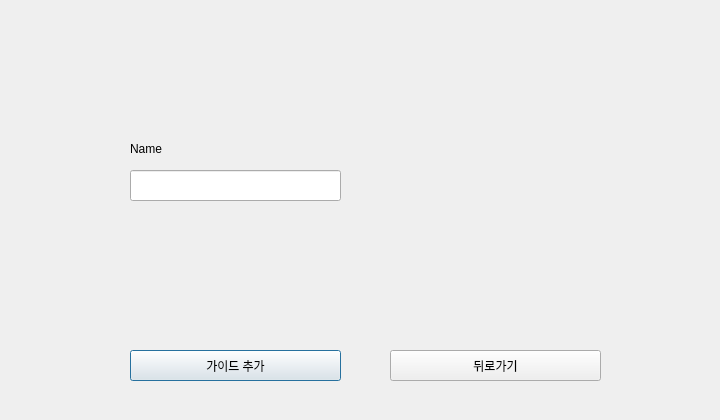
This is server/guide_add.ui in a-bnb/travel as Qt 5 draws it before an edit. The edited form follows.
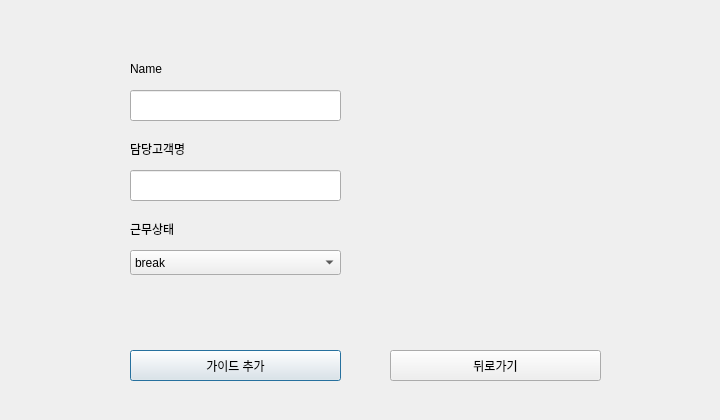
This is the edited form.

The edit to the form file:
```diff
--- a/server/guide_add.ui
+++ b/server/guide_add.ui
@@ -17,7 +17,7 @@
    <property name="geometry">
     <rect>
      <x>130</x>
-     <y>140</y>
+     <y>60</y>
      <width>67</width>
      <height>17</height>
     </rect>
@@ -43,7 +43,7 @@
    <property name="geometry">
     <rect>
      <x>130</x>
-     <y>170</y>
+     <y>90</y>
      <width>211</width>
      <height>31</height>
     </rect>
@@ -62,6 +62,62 @@
     <string>뒤로가기</string>
    </property>
   </widget>
+  <widget class="QLineEdit" name="charger_text">
+   <property name="geometry">
+    <rect>
+     <x>130</x>
+     <y>170</y>
+     <width>211</width>
+     <height>31</height>
+    </rect>
+   </property>
+  </widget>
+  <widget class="QLabel" name="label_5">
+   <property name="geometry">
+    <rect>
+     <x>130</x>
+     <y>140</y>
+     <width>91</width>
+     <height>17</height>
+    </rect>
+   </property>
+   <property name="text">
+    <string>담당고객명</string>
+   </property>
+  </widget>
+  <widget class="QLabel" name="label_6">
+   <property name="geometry">
+    <rect>
+     <x>130</x>
+     <y>220</y>
+     <width>67</width>
+     <height>17</height>
+    </rect>
+   </property>
+   <property name="text">
+    <string>근무상태</string>
+   </property>
+  </widget>
+  <widget class="QComboBox" name="state_box">
+   <property name="geometry">
+    <rect>
+     <x>130</x>
+     <y>250</y>
+     <width>211</width>
+     <height>25</height>
+    </rect>
+   </property>
+   <item>
+    <property name="text">
+     <string>break</string>
+    </property>
+   </item>
+   <item>
+    <property name="text">
+     <string>scheduled</string>
+    </property>
+   </item>
+  </widget>
  </widget>
  <resources/>
  <connections/>
```
